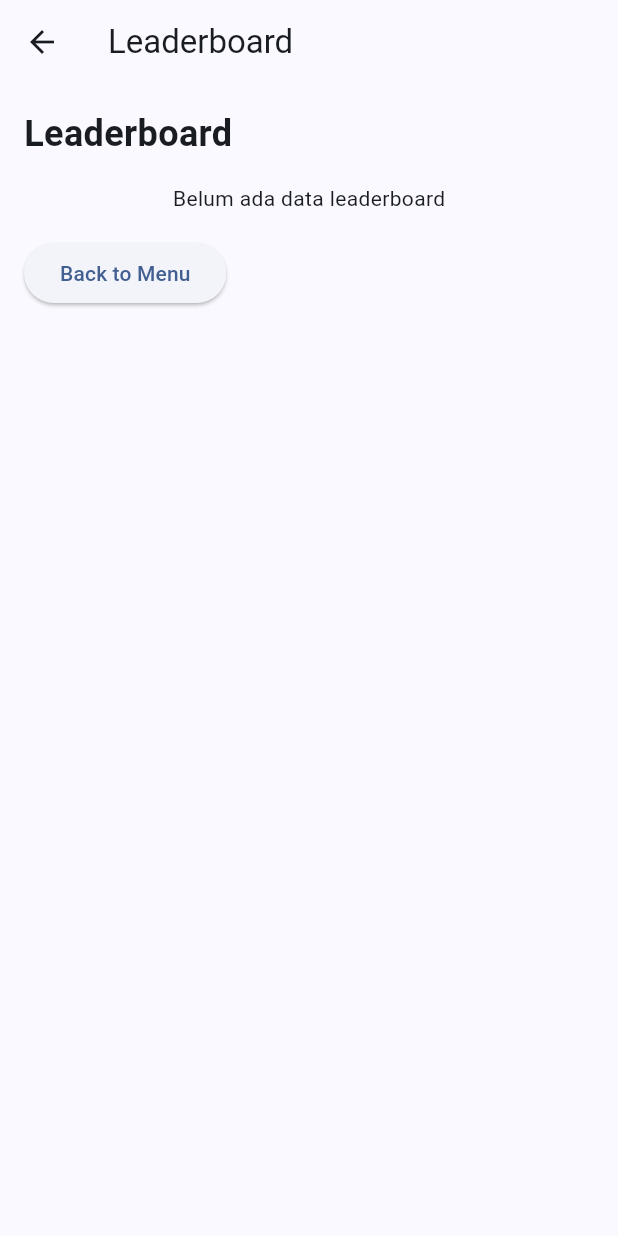
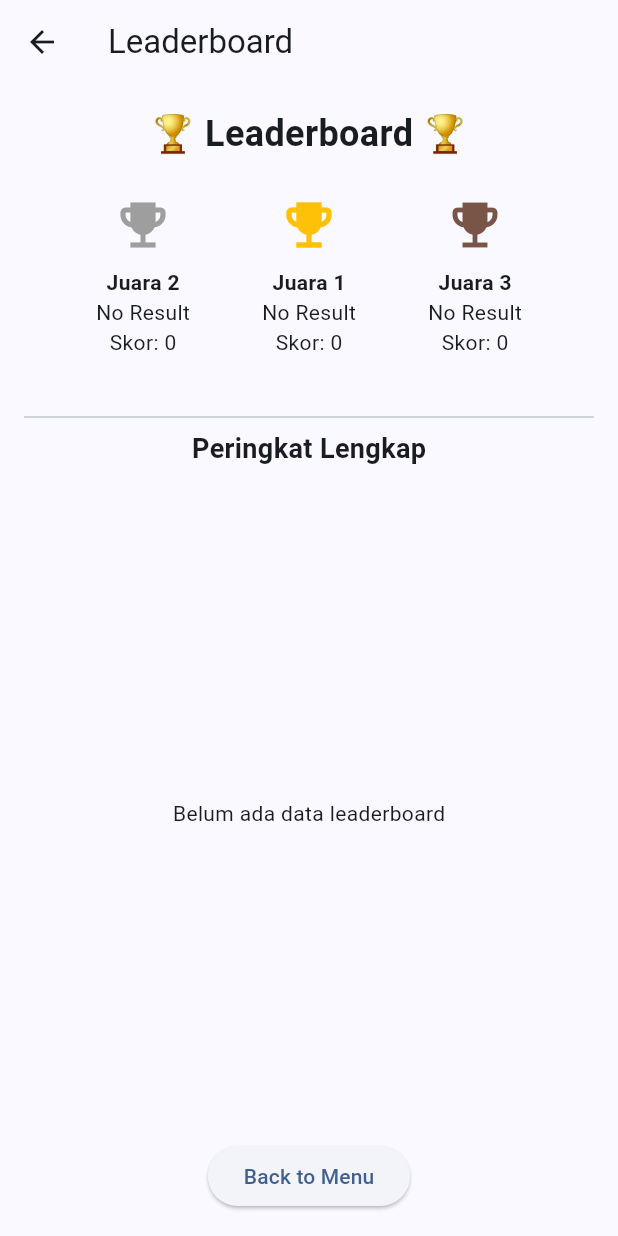
Before and after one commit to Decimals6/Ajogame, a Flutter app: the Leaderboard screen opened by its route, on a phone screen of 412 x 824 dp. Run offline on Flutter 3.47's test engine with Material 3 defaults, Android fonts, the phone set to English and light mode, and no system bars; our stand-ins replace audioplayers, percent_indicator, shared_preferences; accounts and stored records are empty.

Commit message:
ngubah ui podium

```diff
--- a/lib/screen/leaderboard.dart
+++ b/lib/screen/leaderboard.dart
@@ -32,24 +32,66 @@ class _LeaderboardState extends State<Leaderboard> {
     setState(() {});
   }
 
+  Widget _buildPodiumBox(Map<String, dynamic> user, int rank) {
+    final colors = [Colors.amber, Colors.grey, Colors.brown];
+    return Column(
+      children: [
+        Icon(Icons.emoji_events, size: 40, color: colors[rank - 1]),
+        const SizedBox(height: 8),
+        Text(
+          'Juara $rank',
+          style: const TextStyle(fontWeight: FontWeight.bold),
+        ),
+        Text(user['username'] ?? 'No Result'),
+        Text('Skor: ${user['score'] ?? 0}'),
+      ],
+    );
+  }
+
   @override
   Widget build(BuildContext context) {
+    // Pastikan podium selalu ada 3
+    final podium = List.generate(3, (index) {
+      if (index < leaderboard.length) {
+        return leaderboard[index];
+      } else {
+        return {
+          'username': 'No Result',
+          'score': 0,
+        };
+      }
+    });
+
     return Scaffold(
       appBar: AppBar(title: const Text('Leaderboard')),
       body: Padding(
         padding: const EdgeInsets.all(16.0),
         child: Column(
-          crossAxisAlignment: CrossAxisAlignment.start,
           children: [
             const Text(
-              'Leaderboard',
+              '🏆 Leaderboard 🏆',
               style: TextStyle(fontSize: 24, fontWeight: FontWeight.bold),
             ),
-            const SizedBox(height: 16),
-            leaderboard.isEmpty
+            const SizedBox(height: 24),
+            Row(
+              mainAxisAlignment: MainAxisAlignment.spaceEvenly,
+              children: [
+                _buildPodiumBox(podium[1], 2),
+                _buildPodiumBox(podium[0], 1),
+                _buildPodiumBox(podium[2], 3),
+              ],
+            ),
+            const SizedBox(height: 32),
+            const Divider(),
+            const Text(
+              'Peringkat Lengkap',
+              style: TextStyle(fontSize: 18, fontWeight: FontWeight.bold),
+            ),
+            const SizedBox(height: 12),
+            Expanded(
+              child: leaderboard.isEmpty
                   ? const Center(child: Text('Belum ada data leaderboard'))
                   : ListView.builder(
-                  shrinkWrap: true,
                       itemCount: leaderboard.length,
                       itemBuilder: (context, index) {
                         return Card(
@@ -63,7 +105,7 @@ class _LeaderboardState extends State<Leaderboard> {
                         );
                       },
                     ),
-            const SizedBox(height: 16),
+            ),
             ElevatedButton(
               onPressed: () {
                 Navigator.pushReplacement(
```
Lines whose indentation alone changed are shown as unchanged.
